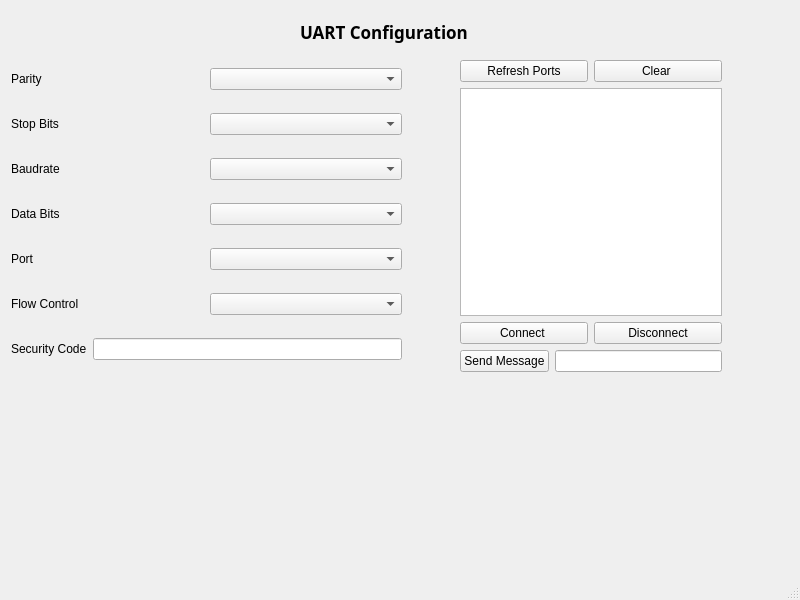
Nourreddine1920/Serial_Port_COM, file uart.ui: the form before one commit.
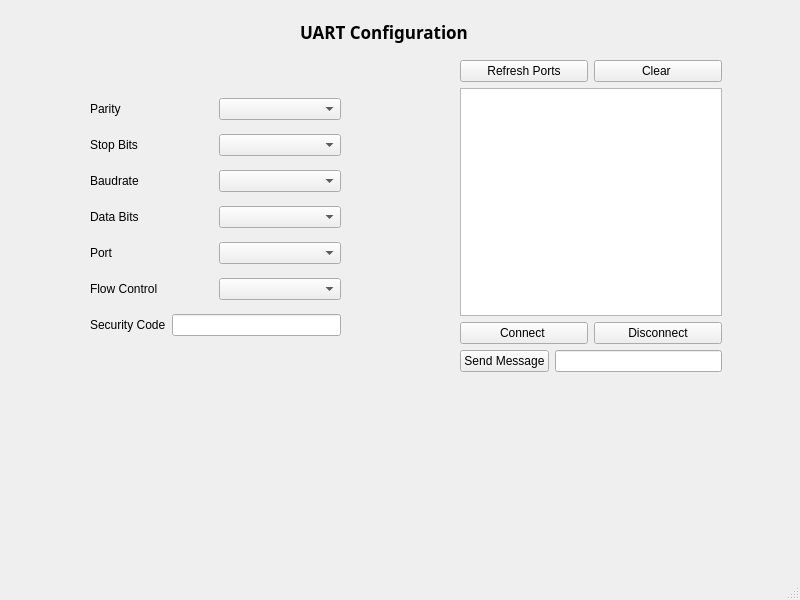
The form after the commit.

Commit message: adding recieve and send msg functions

What changed in the file:
```diff
--- a/uart.ui
+++ b/uart.ui
@@ -37,14 +37,12 @@
    <widget class="QWidget" name="Widget" native="true">
     <property name="geometry">
      <rect>
-      <x>11</x>
-      <y>51</y>
-      <width>391</width>
-      <height>331</height>
+      <x>90</x>
+      <y>90</y>
+      <width>251</width>
+      <height>258</height>
      </rect>
     </property>
-    <layout class="QHBoxLayout" name="horizontalLayout_7">
-     <item>
       <layout class="QVBoxLayout" name="verticalLayout">
        <item>
         <layout class="QHBoxLayout" name="horizontalLayout_4">
@@ -145,8 +143,17 @@
         </layout>
        </item>
       </layout>
-     </item>
-    </layout>
+   </widget>
+   <widget class="QWidget" name="Widget" native="true">
+    <property name="geometry">
+     <rect>
+      <x>11</x>
+      <y>51</y>
+      <width>273</width>
+      <height>280</height>
+     </rect>
+    </property>
+    <layout class="QHBoxLayout" name="horizontalLayout_7"/>
    </widget>
    <widget class="QWidget" name="">
     <property name="geometry">
```
Left out of the diff: 2 changed lines with no effect on the pictures. Lines whose indentation alone changed are shown as unchanged. The commit also changes 2 other files.
